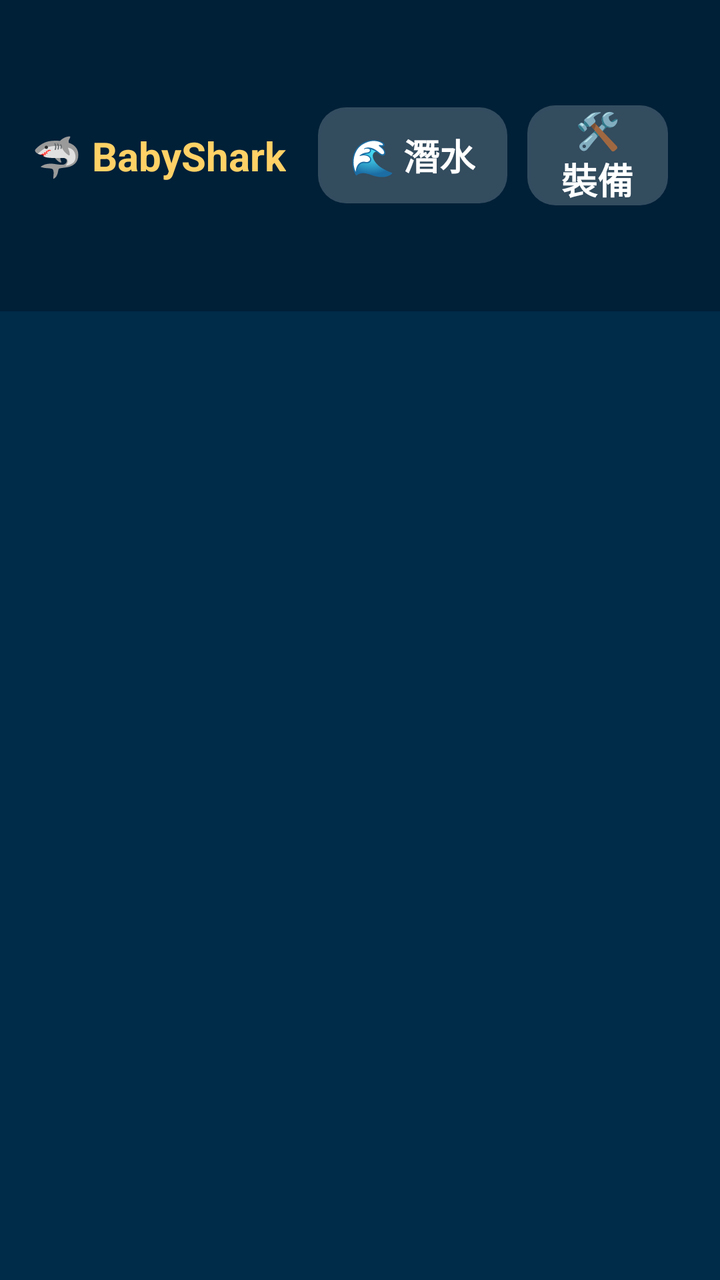
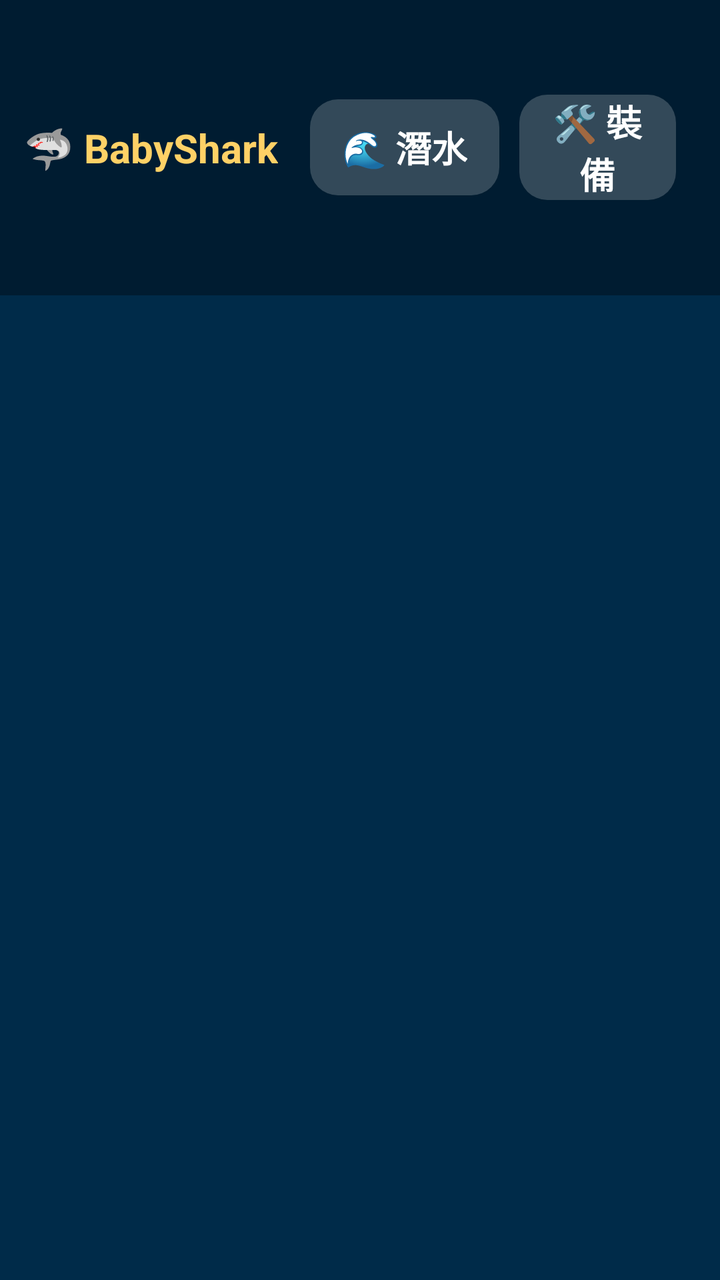

An Android layout rendered at two revisions. The XML below is the earlier revision; the diff shows what the commit changed to produce the second picture.
<!-- AndroidManifest.xml: application theme Theme.BabyShark -->
<!-- res/layout/activity_main.xml -->
<?xml version="1.0" encoding="utf-8"?>
<FrameLayout xmlns:android="http://schemas.android.com/apk/res/android"
    android:id="@+id/root_container"
    android:layout_width="match_parent"
    android:layout_height="match_parent"
    android:background="@color/deep_blue">

    
    <FrameLayout
        android:id="@+id/content_frame"
        android:layout_width="match_parent"
        android:layout_height="match_parent" />

    
    <LinearLayout
        android:id="@+id/top_nav_bar"
        android:layout_width="match_parent"
        android:layout_height="wrap_content"
        android:orientation="horizontal"
        android:padding="16dp"
        android:gravity="center_vertical"
        android:background="#99001A2E">

        <TextView
            android:id="@+id/title_text"
            android:layout_width="wrap_content"
            android:layout_height="wrap_content"
            android:text="🦈 BabyShark"
            android:textColor="@color/shark_yellow"
            android:textSize="20sp"
            android:textStyle="bold"
            android:paddingEnd="16dp" />

        <Button
            android:id="@+id/btn_game"
            android:layout_width="wrap_content"
            android:layout_height="wrap_content"
            android:text="🌊 潛水"
            android:textSize="18sp"
            android:textColor="@color/white"
            android:textStyle="bold"
            android:background="@drawable/nav_button_selector"
            android:focusable="true"
            android:layout_marginEnd="10dp"
            android:paddingStart="16dp"
            android:paddingEnd="16dp" />

        <Button
            android:id="@+id/btn_shop"
            android:layout_width="wrap_content"
            android:layout_height="wrap_content"
            android:text="🛠️ 裝備"
            android:textSize="18sp"
            android:textColor="@color/white"
            android:textStyle="bold"
            android:background="@drawable/nav_button_selector"
            android:focusable="true"
            android:layout_marginEnd="10dp"
            android:paddingStart="16dp"
            android:paddingEnd="16dp" />

        <Button
            android:id="@+id/btn_theater"
            android:layout_width="wrap_content"
            android:layout_height="wrap_content"
            android:text="🎬 兒歌"
            android:textSize="18sp"
            android:textColor="@color/white"
            android:textStyle="bold"
            android:background="@drawable/nav_button_selector"
            android:focusable="true"
            android:layout_marginEnd="10dp"
            android:paddingStart="16dp"
            android:paddingEnd="16dp" />

        <Button
            android:id="@+id/btn_aquarium"
            android:layout_width="wrap_content"
            android:layout_height="wrap_content"
            android:text="🐠 水族箱"
            android:textSize="18sp"
            android:textColor="@color/white"
            android:textStyle="bold"
            android:background="@drawable/nav_button_selector"
            android:focusable="true"
            android:layout_marginEnd="10dp"
            android:paddingStart="16dp"
            android:paddingEnd="16dp" />

        <Button
            android:id="@+id/btn_reset"
            android:layout_width="wrap_content"
            android:layout_height="wrap_content"
            android:text="🔄 重設"
            android:textSize="18sp"
            android:textColor="#FFCDD2"
            android:textStyle="bold"
            android:background="@drawable/nav_button_selector"
            android:focusable="true"
            android:layout_marginEnd="10dp"
            android:paddingStart="16dp"
            android:paddingEnd="16dp" />

        <Button
            android:id="@+id/btn_exit"
            android:layout_width="wrap_content"
            android:layout_height="wrap_content"
            android:text="❌ 退出"
            android:textSize="18sp"
            android:textColor="#FF8A80"
            android:textStyle="bold"
            android:background="@drawable/nav_button_selector"
            android:focusable="true"
            android:layout_marginEnd="10dp"
            android:paddingStart="16dp"
            android:paddingEnd="16dp" />

        <View
            android:layout_width="0dp"
            android:layout_height="1dp"
            android:layout_weight="1" />

        
        <TextView
            android:id="@+id/coins_text"
            android:layout_width="wrap_content"
            android:layout_height="wrap_content"
            android:text="🐚 0 金幣"
            android:textColor="#FFDF00"
            android:textSize="20sp"
            android:textStyle="bold"
            android:paddingStart="16dp"
            android:paddingEnd="16dp" />
    </LinearLayout>

</FrameLayout>
<!-- resources referenced by this layout -->
<resources>
  <color name="deep_blue">#002B49</color>
  <color name="shark_yellow">#FFD166</color>
  <color name="white">#FFFFFF</color>
  <!-- drawable nav_button_selector (drawable) -->
  <?xml version="1.0" encoding="utf-8"?>
  <selector xmlns:android="http://schemas.android.com/apk/res/android">
      <item android:state_focused="true">
          <shape android:shape="rectangle">
              <solid android:color="@color/shark_yellow" />
              <corners android:radius="14dp" />
              <stroke android:width="3dp" android:color="#FFFFFF" />
          </shape>
      </item>
      <item>
          <shape android:shape="rectangle">
              <solid android:color="#33FFFFFF" />
              <corners android:radius="14dp" />
          </shape>
      </item>
  </selector>
  <style name="Theme.BabyShark" parent="Theme.AppCompat.NoActionBar">
          <item name="android:windowNoTitle">true</item>
          <item name="android:windowFullscreen">true</item>
          <item name="android:windowBackground">@color/deep_blue</item>
          <item name="colorPrimary">@color/ocean_blue</item>
          <item name="colorSecondary">@color/shark_yellow</item>
      </style>
  <color name="ocean_blue">#0077BE</color>
</resources>

<!-- the commit's change to res/layout/activity_main.xml (unified diff, before → after) -->
@@ -1,15 +1,10 @@
 <?xml version="1.0" encoding="utf-8"?>
-<FrameLayout xmlns:android="http://schemas.android.com/apk/res/android"
+<LinearLayout xmlns:android="http://schemas.android.com/apk/res/android"
     android:id="@+id/root_container"
     android:layout_width="match_parent"
     android:layout_height="match_parent"
+    android:orientation="vertical"
     android:background="@color/deep_blue">
-
-    
-    <FrameLayout
-        android:id="@+id/content_frame"
-        android:layout_width="match_parent"
-        android:layout_height="match_parent" />
 
     
     <LinearLayout
@@ -17,9 +12,9 @@
         android:layout_width="match_parent"
         android:layout_height="wrap_content"
         android:orientation="horizontal"
-        android:padding="16dp"
+        android:padding="12dp"
         android:gravity="center_vertical"
-        android:background="#99001A2E">
+        android:background="#DD001A2E">
 
         <TextView
             android:id="@+id/title_text"
@@ -133,4 +128,11 @@
             android:paddingEnd="16dp" />
     </LinearLayout>
 
-</FrameLayout>
+    
+    <FrameLayout
+        android:id="@+id/content_frame"
+        android:layout_width="match_parent"
+        android:layout_height="0dp"
+        android:layout_weight="1" />
+
+</LinearLayout>
